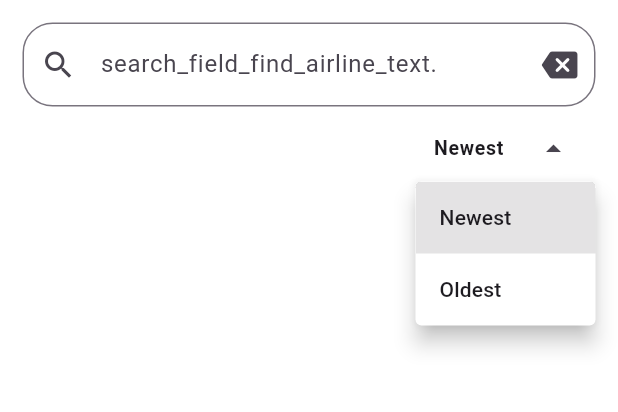
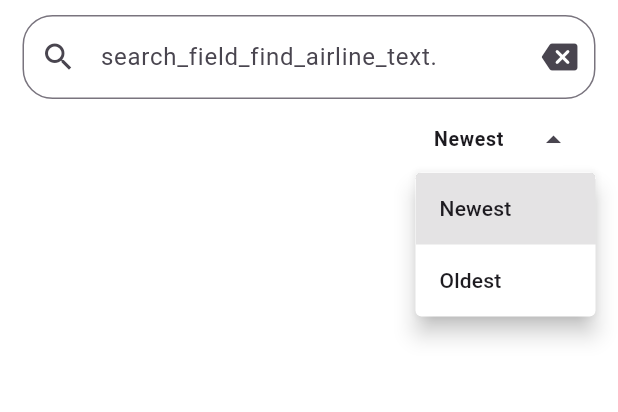
Before and after one commit to jsjp1/f_Aviation_accidents, a Flutter app: the screen it shows after launch, after a tap on the "menu" icon, after a tap on "Newest", after a tap on the "arrow drop down" icon, on a phone screen of 412 x 824 dp, the part 135-547 px from its top. Run offline on Flutter 3.47's test engine with Material 3 defaults, Android fonts, the phone set to English and light mode, and no system bars; drawn by our look-alikes of google_mobile_ads; our stand-ins replace auto_size_text, easy_localization, flutter_dotenv, package_info_plus, pie_chart; network calls fail.

Commit message:
fix dropdown zindex

```diff
--- a/lib/screen/home_screen.dart
+++ b/lib/screen/home_screen.dart
@@ -205,28 +205,16 @@ class HomeScreenState extends State<HomeScreen> {
                     ),
                   ),
                   Positioned(
-                    top: 0.0,
-                    left: 0.0,
-                    right: 0.0,
-                    child: Container(
-                      padding: EdgeInsets.all(15.0),
-                      decoration: BoxDecoration(
-                        color: Colors.white.withAlpha(0),
-                      ),
-                      child: Column(
-                        children: [
-                          SearchField(streamController: _streamController),
-                          Align(
-                            alignment: Alignment.topRight,
-                            child: Padding(
-                              padding: EdgeInsets.fromLTRB(0.0, 0.0, 0.0, 0.0),
-                              child: SortDropdownButton(
-                                  updateOrderState: updateCurrentStateCallback),
-                            ),
-                          )
-                        ],
-                      ),
-                    ),
+                    top: 65.0,
+                    right: 15.0,
+                    child: SortDropdownButton(
+                        updateOrderState: updateCurrentStateCallback),
+                  ),
+                  Positioned(
+                    top: 10.0,
+                    left: 15.0,
+                    right: 15.0,
+                    child: SearchField(streamController: _streamController),
                   ),
                   BannerWidget(),
                 ],
```
